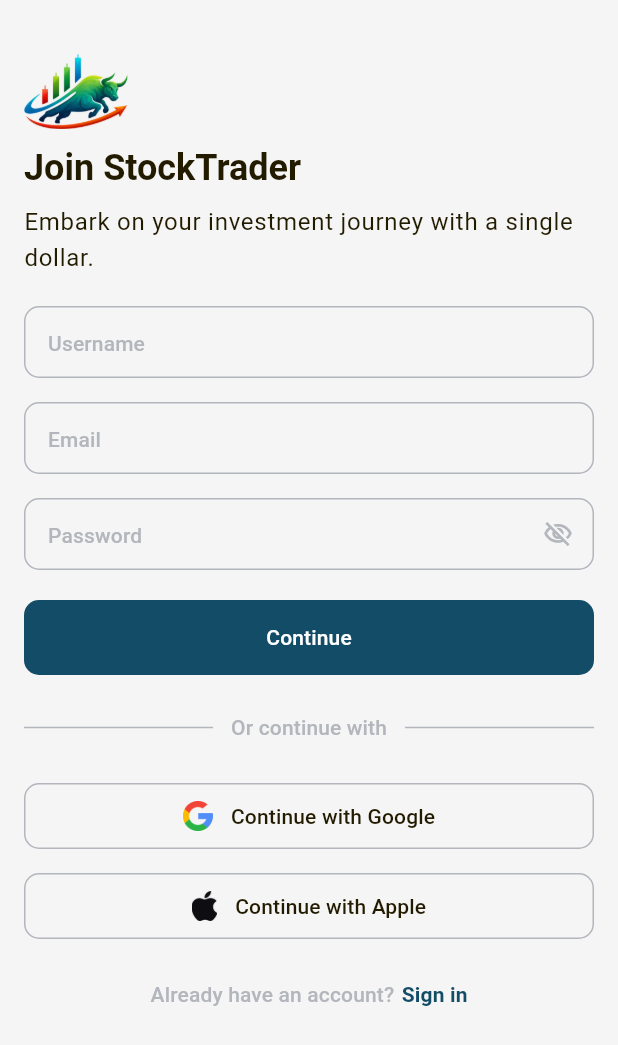
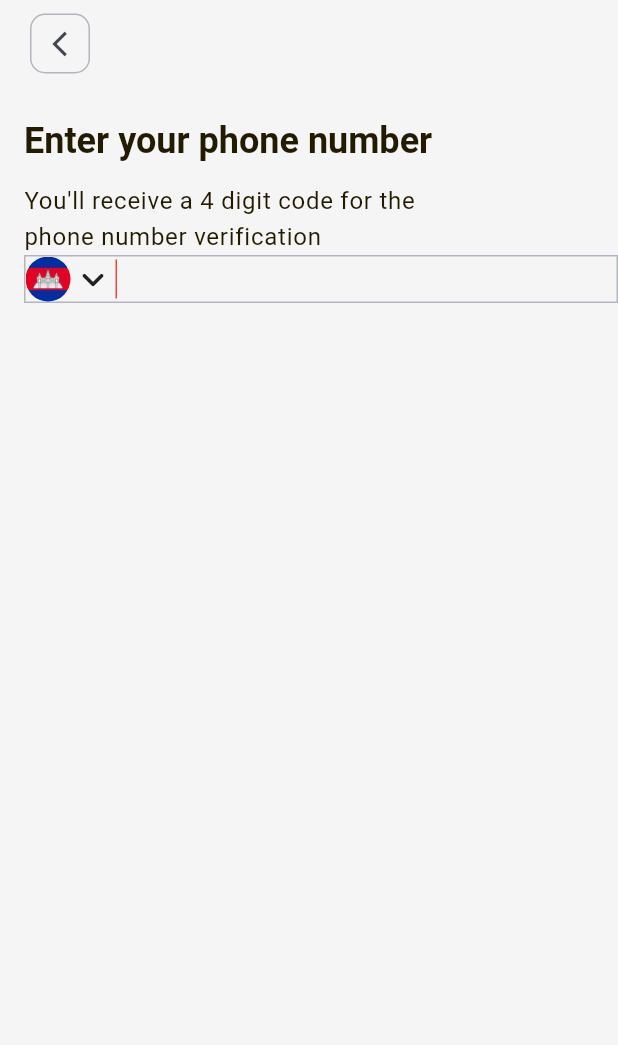
Before and after one commit to roponpov/stock-trader, a Flutter app: the screen it shows after launch, on a phone screen of 412 x 824 dp. Shown: the top 1045 px of the screen. Run offline on Flutter 3.47's test engine with Material 3 defaults, Android fonts, the phone set to English and light mode, and no system bars; our stand-ins replace get, lottie.

Commit message:
Update source code 22 December 2025

```diff
--- /dev/null
+++ b/lib/core/bindings/sign_in_binding.dart
@@ -0,0 +1,10 @@
+import 'package:get/get.dart';
+import '../../viewmodels/sign_in_view_model.dart';
+import '../../viewmodels/sign_up_view_model.dart';
+
+class SignInBinding extends Bindings {
+  @override
+  void dependencies() {
+    Get.lazyPut<SignInViewModel>(() => SignInViewModel());
+  }
+}
--- a/lib/core/constants/icon_constant.dart
+++ b/lib/core/constants/icon_constant.dart
@@ -5,4 +5,5 @@ class IconConstant {
   static const String singleAppIcon = '$_defaultPath/single_app_icon.png';
   static const String googleLogoIcon = '$_defaultPath/google_logo_icon.png';
   static const String appleLogoIcon = '$_defaultPath/apple_logo_icon.png';
+  static const String cambodiaFlagLogo = '$_defaultPath/cambodia_flag_logo.png';
 }
--- a/lib/core/routes/app_pages.dart
+++ b/lib/core/routes/app_pages.dart
@@ -1,5 +1,8 @@
 import 'package:get/get.dart';
+import '../../views/login/phone_number_verification_view.dart';
+import '../../views/login/sign_in_view.dart';
 import '../../views/login/sign_up_view.dart';
+import '../bindings/sign_in_binding.dart';
 import '../bindings/sign_up_binding.dart';
 import 'app_routes.dart';
 import '../../views/not_found/not_found_view.dart';
@@ -24,6 +27,15 @@ class AppPages {
       name: AppRoutes.signUp,
       page: () => const SignUpView(),
       binding: SignUpBinding(),
+    ),
+    GetPage(
+      name: AppRoutes.signIn,
+      page: () => const SignInView(),
+      binding: SignInBinding(),
+    ),
+    GetPage(
+      name: AppRoutes.phoneNumberVerification,
+      page: () => const PhoneNumberVerificationView(),
     )
   ];
 }
--- a/lib/core/routes/app_routes.dart
+++ b/lib/core/routes/app_routes.dart
@@ -3,6 +3,8 @@ abstract class AppRoutes {
   static const String notFound = '/notFound';
   static const String onboarding = '/onboarding';
   static const String signUp = '/signUp';
+  static const String signIn = '/signIn';
+  static const String phoneNumberVerification = '/phoneNumberVerification';
   static const String login = '/login';
   static const String home = '/home';
 }
--- a/lib/core/translations/app_translations.dart
+++ b/lib/core/translations/app_translations.dart
@@ -28,6 +28,10 @@ class AppTranslations extends Translations {
       'enter_a_valid_email' : 'Enter a valid email',
       'password_is_required' : 'Password is required',
       'min_8_characters' : 'Min 8 characters',
+      'hi_there' : 'Hi there!',
+      'welcome_back_sign_in_to_your_account' : 'Welcome back, Sign in to your account',
+      'forgot_password' : 'Forgot password?',
+      'do_not_have_an_account' : "Don't have an account?",
     },
     'km_KH' : {
       'app_name' : 'Stock Trader',
@@ -54,6 +58,10 @@ class AppTranslations extends Translations {
       'enter_a_valid_email' : 'សូមបញ្ចូលអ៊ីមែលឱ្យបានត្រឹមត្រូវ',
       'password_is_required' : 'សូមបញ្ជាក់លេខសម្ងាត់',
       'min_8_characters' : 'យ៉ាងហោចណាស់ ៨ តួអក្សរ',
+      'hi_there' : 'សួស្ដី!',
+      'welcome_back_sign_in_to_your_account' : 'សូមស្វាគមន៍មកវិញ សូមចូលទៅកាន់គណនីរបស់អ្នក',
+      'forgot_password' : 'ភ្លេចពាក្យសម្ងាត់មែនទេ?',
+      'do_not_have_an_account' : 'មិនទាន់មានគណនីមែនទេ?',
     },
   };
 }
--- a/lib/main.dart
+++ b/lib/main.dart
@@ -18,7 +18,7 @@ class MyApp extends StatelessWidget {
     return GetMaterialApp(
       debugShowCheckedModeBanner: false,
       title: 'Stock Trader',
-      initialRoute: AppRoutes.signUp,
+      initialRoute: AppRoutes.phoneNumberVerification,
       getPages: AppPages.pages,
       // initialBinding: ,
       theme: AppTheme.light,
--- /dev/null
+++ b/lib/views/login/phone_number_verification_view.dart
@@ -0,0 +1,109 @@
+import 'package:flutter/material.dart';
+import 'package:get/get.dart';
+
+import '../../core/constants/icon_constant.dart';
+import '../../widgets/status_app_bar_widget.dart';
+
+class PhoneNumberVerificationView extends StatelessWidget {
+  const PhoneNumberVerificationView({super.key});
+
+  @override
+  Widget build(BuildContext context) {
+    final ThemeData theme = Theme.of(context);
+    final Size size = MediaQuery.sizeOf(context);
+
+    return Scaffold(
+      body: StatusAppBarWidget(
+        brightness: Brightness.light,
+        child: SafeArea(
+          child: Column(
+            crossAxisAlignment: CrossAxisAlignment.start,
+            children: [
+              Padding(
+                padding: const EdgeInsets.only(top: 5,left: 16,bottom: 25),
+                child: IconButton(
+                  onPressed: (){},
+                  style: ButtonStyle(
+                    side: WidgetStateProperty.all<BorderSide?>(
+                      BorderSide(
+                        color: theme.colorScheme.outline,
+                      ),
+                    ),
+                    shape: WidgetStateProperty.all<OutlinedBorder>(
+                      RoundedRectangleBorder(
+                        borderRadius: BorderRadius.circular(10.0),
+                      ),
+                    ),
+
+                  ),
+                  icon: const Icon(
+                    Icons.arrow_back_ios_outlined,
+                    size: 20,
+                  ),
+                ),
+              ),
+
+              Padding(
+                padding: const EdgeInsets.only(left: 16,bottom: 12),
+                child: Text(
+                  'Enter your phone number',
+                  style: theme.textTheme.headlineSmall?.copyWith(
+                    fontWeight: FontWeight.bold,
+                  ),
+                ),
+              ),
+
+              Padding(
+                padding: const EdgeInsets.only(left: 16),
+                child: SizedBox(
+                  width: size.width / 1.5,
+                  child: Text(
+                    "You'll receive a 4 digit code for the phone number verification".tr,
+                    style: theme.textTheme.bodyLarge,
+                  ),
+                ),
+              ),
+
+              Padding(
+                padding: const EdgeInsets.only(left: 16),
+                child: Container(
+                  decoration: BoxDecoration(
+                    border: Border.all(
+                      color: theme.colorScheme.outline,
+                    ),
+                  ),
+                  child: Row(
+                    children: [
+                      Container(
+                        width: 30,
+                        height: 30,
+                        decoration: const BoxDecoration(
+                          shape: BoxShape.circle,
+                          image: DecorationImage(
+                            image: AssetImage(IconConstant.cambodiaFlagLogo),
+                            fit: BoxFit.cover,
+                          )
+                        ),
+                      ),
+                      Icon(
+                        Icons.keyboard_arrow_down_rounded,
+                        size: 30,
+                      ),
+
+                      Container(
+                        width: 1,
+                        height: 26,
+                        color: Colors.red,
+                      )
+
+                    ],
+                  ),
+                ),
+              )
+            ],
+          ),
+        ),
+      ),
+    );
+  }
+}
--- a/lib/views/onboarding/onboarding_view.dart
+++ b/lib/views/onboarding/onboarding_view.dart
@@ -27,7 +27,6 @@ class OnboardingView extends StatelessWidget {
     final Size size = MediaQuery.sizeOf(context);
 
     return StatusAppBarWidget(
-      color: Colors.transparent,
       brightness: Brightness.light,
       child: Scaffold(
         body: SafeArea(
--- a/lib/views/splash/splash_view.dart
+++ b/lib/views/splash/splash_view.dart
@@ -9,7 +9,6 @@ class SplashView extends StatelessWidget {
   @override
   Widget build(BuildContext context) {
     return StatusAppBarWidget(
-      color: Colors.transparent,
       brightness: Brightness.light,
       child: Scaffold(
         body: Center(
--- a/lib/widgets/social_login_button_widget.dart
+++ b/lib/widgets/social_login_button_widget.dart
@@ -1,5 +1,4 @@
 import 'package:flutter/material.dart';
-import '../core/constants/icon_constant.dart';
 
 class SocialLoginButtonWidget extends StatelessWidget{
   final ThemeData theme;
```
Also changed, not shown: lib/viewmodels/sign_in_view_model.dart (added, +54 -0 lines), lib/views/login/sign_in_view.dart (added, +177 -0 lines), lib/assets/icon/cambodia_flag_logo.png (added).
